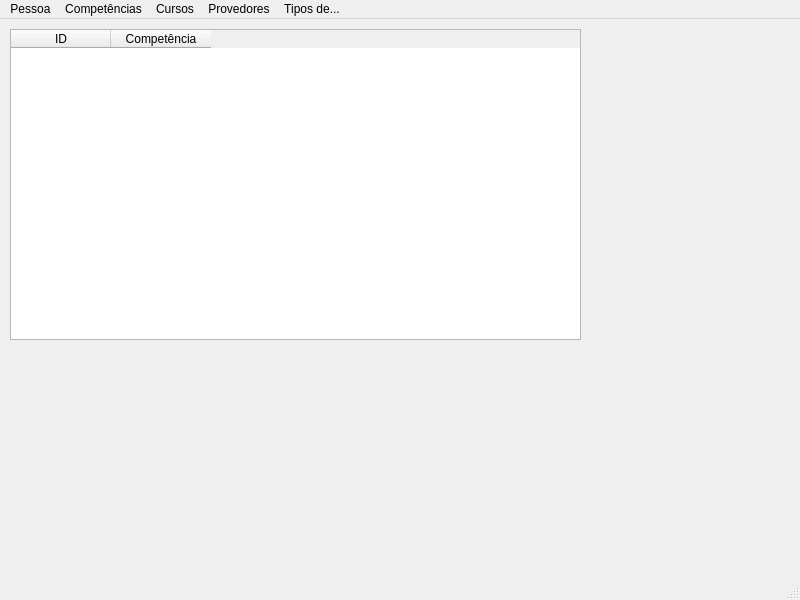
Before: the Qt Designer form competencias.ui in MarcosMChaves/competenciapqt, drawn with Qt 5.
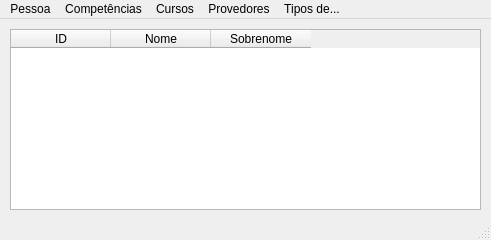
After: the same form once the commit is applied.

Commit message: Ajustando Inserir e Editar ongoing

Patch:
```diff
--- a/competencias.ui
+++ b/competencias.ui
@@ -9,23 +9,50 @@
    <rect>
     <x>0</x>
     <y>0</y>
-    <width>800</width>
-    <height>600</height>
+    <width>491</width>
+    <height>240</height>
    </rect>
   </property>
+  <property name="minimumSize">
+   <size>
+    <width>491</width>
+    <height>240</height>
+   </size>
+  </property>
+  <property name="maximumSize">
+   <size>
+    <width>491</width>
+    <height>240</height>
+   </size>
+  </property>
   <property name="windowTitle">
    <string>Minhas Competências</string>
   </property>
   <widget class="QWidget" name="centralwidget">
    <widget class="QTableWidget" name="tableWidget">
+    <property name="enabled">
+     <bool>true</bool>
+    </property>
     <property name="geometry">
      <rect>
       <x>10</x>
       <y>10</y>
-      <width>571</width>
-      <height>311</height>
+      <width>471</width>
+      <height>181</height>
      </rect>
     </property>
+    <property name="minimumSize">
+     <size>
+      <width>0</width>
+      <height>0</height>
+     </size>
+    </property>
+    <property name="editTriggers">
+     <set>QAbstractItemView::AnyKeyPressed|QAbstractItemView::EditKeyPressed|QAbstractItemView::SelectedClicked</set>
+    </property>
+    <property name="sortingEnabled">
+     <bool>true</bool>
+    </property>
     <column>
      <property name="text">
       <string>ID</string>
@@ -33,7 +60,12 @@
     </column>
     <column>
      <property name="text">
-      <string>Competência</string>
+      <string>Nome</string>
+     </property>
+    </column>
+    <column>
+     <property name="text">
+      <string>Sobrenome</string>
      </property>
     </column>
    </widget>
@@ -43,7 +75,7 @@
     <rect>
      <x>0</x>
      <y>0</y>
-     <width>800</width>
+     <width>491</width>
      <height>21</height>
     </rect>
    </property>
```
Left out of the diff: 24 changed lines with no effect on the pictures. The commit also changes 1 other file.
